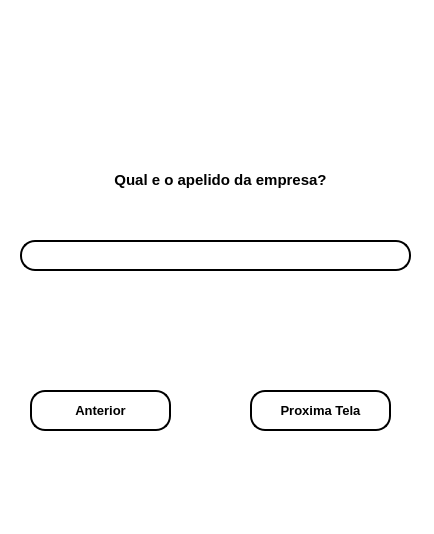
Old version of the form App/tela_nome.ui in the repository IgorMonteiro07/Aplicativo_zurica01.
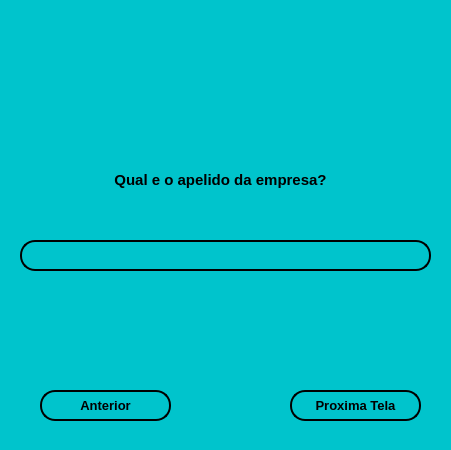
New version of the form. Icons and pictures are not drawn.

Diff of the .ui file:
```diff
--- a/App/tela_nome.ui
+++ b/App/tela_nome.ui
@@ -6,8 +6,8 @@
    <rect>
     <x>0</x>
     <y>0</y>
-    <width>434</width>
-    <height>534</height>
+    <width>451</width>
+    <height>450</height>
    </rect>
   </property>
   <property name="font">
@@ -21,16 +21,16 @@
    <string>MainWindow</string>
   </property>
   <property name="styleSheet">
-   <string notr="true">background-color: rgb(255, 255, 255);</string>
+   <string notr="true">background-color: #00c4cc;</string>
   </property>
   <widget class="QWidget" name="centralwidget">
    <widget class="QPushButton" name="antl">
     <property name="geometry">
      <rect>
-      <x>30</x>
+      <x>40</x>
       <y>390</y>
-      <width>141</width>
-      <height>41</height>
+      <width>131</width>
+      <height>31</height>
      </rect>
     </property>
     <property name="font">
@@ -41,7 +41,7 @@
      </font>
     </property>
     <property name="styleSheet">
-     <string notr="true">background-color: rgb(255, 255, 255);
+     <string notr="true">background-color: #00c4cc;
 border-radius:15px;
 border-style:outset;
 border-width:2px;
@@ -54,10 +54,10 @@
    <widget class="QPushButton" name="pt">
     <property name="geometry">
      <rect>
-      <x>250</x>
+      <x>290</x>
       <y>390</y>
-      <width>141</width>
-      <height>41</height>
+      <width>131</width>
+      <height>31</height>
      </rect>
     </property>
     <property name="font">
@@ -68,7 +68,7 @@
      </font>
     </property>
     <property name="styleSheet">
-     <string notr="true">background-color: rgb(255, 255, 255);
+     <string notr="true">background-color: #00c4cc;
 border-radius:15px;
 border-style:outset;
 border-width:2px;
@@ -94,9 +94,9 @@
    <widget class="QLabel" name="label_3">
     <property name="geometry">
      <rect>
-      <x>70</x>
+      <x>30</x>
       <y>20</y>
-      <width>291</width>
+      <width>351</width>
       <height>121</height>
      </rect>
     </property>
@@ -112,7 +112,7 @@
      <rect>
       <x>20</x>
       <y>240</y>
-      <width>391</width>
+      <width>411</width>
       <height>31</height>
      </rect>
     </property>
@@ -124,7 +124,7 @@
      </font>
     </property>
     <property name="styleSheet">
-     <string notr="true">background-color: rgb(255, 255, 255);
+     <string notr="true">background-color: #00c4cc;
 border-radius:15px;
 border-style:outset;
 border-width:2px;
```
Left out of the diff: 2 changed lines with no effect on the pictures.
